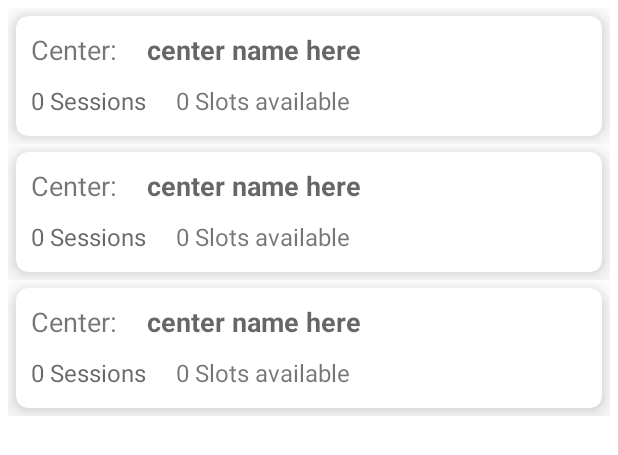
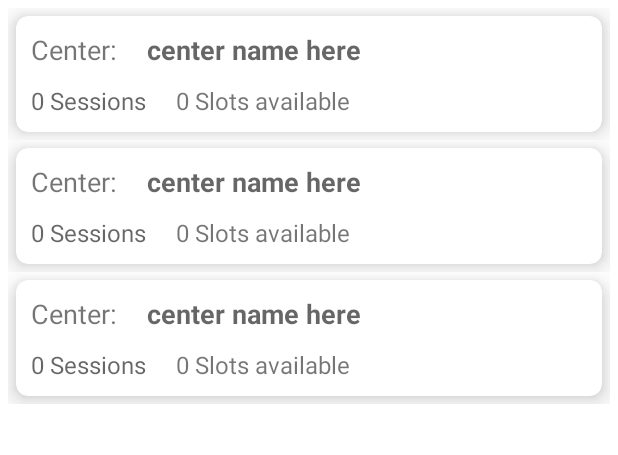
Before and after one commit to ParthTagalpallewar/VaccinateMe, an Android app: the layout fragment_centers.xml on its own in the app's theme, with its tools: preview values and no code run, on a phone screen of 412 x 824 dp. Shown: the top 455 px of the screen. Run offline under Robolectric (Android 15) with nearby library versions, the phone set to English and light mode, and no system bars.

```diff
--- a/app/src/main/res/layout/item_centers.xml
+++ b/app/src/main/res/layout/item_centers.xml
@@ -6,14 +6,14 @@
 
     <androidx.cardview.widget.CardView
         android:layout_width="match_parent"
-        android:layout_height="80dp"
+        android:layout_height="wrap_content"
         app:cardElevation="10dp"
         android:layout_margin="5dp"
         app:cardCornerRadius="8dp">
 
         <RelativeLayout
             android:layout_width="match_parent"
-            android:layout_height="213dp">
+            android:layout_height="wrap_content">
 
 
             <TextView
@@ -50,7 +50,7 @@
                 android:id="@+id/item_session_number"
                 android:layout_width="wrap_content"
                 android:layout_height="wrap_content"
-                android:layout_below="@id/name"
+                android:layout_below="@id/item_centersName"
                 android:layout_marginStart="10dp"
                 android:layout_marginLeft="10dp"
                 android:layout_marginTop="5dp"
@@ -64,7 +64,7 @@
                 android:id="@+id/item_availability"
                 android:layout_width="wrap_content"
                 android:layout_height="wrap_content"
-                android:layout_below="@id/name"
+                android:layout_below="@id/item_centersName"
                 android:layout_marginStart="10dp"
                 android:layout_marginLeft="10dp"
                 android:layout_marginTop="5dp"
```
